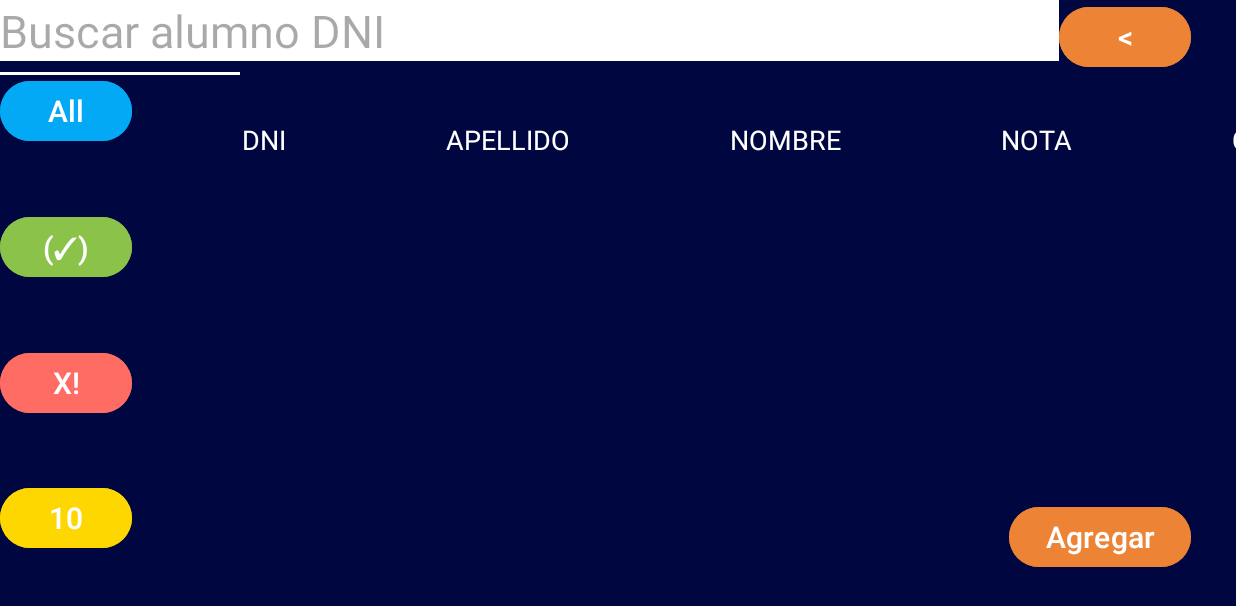
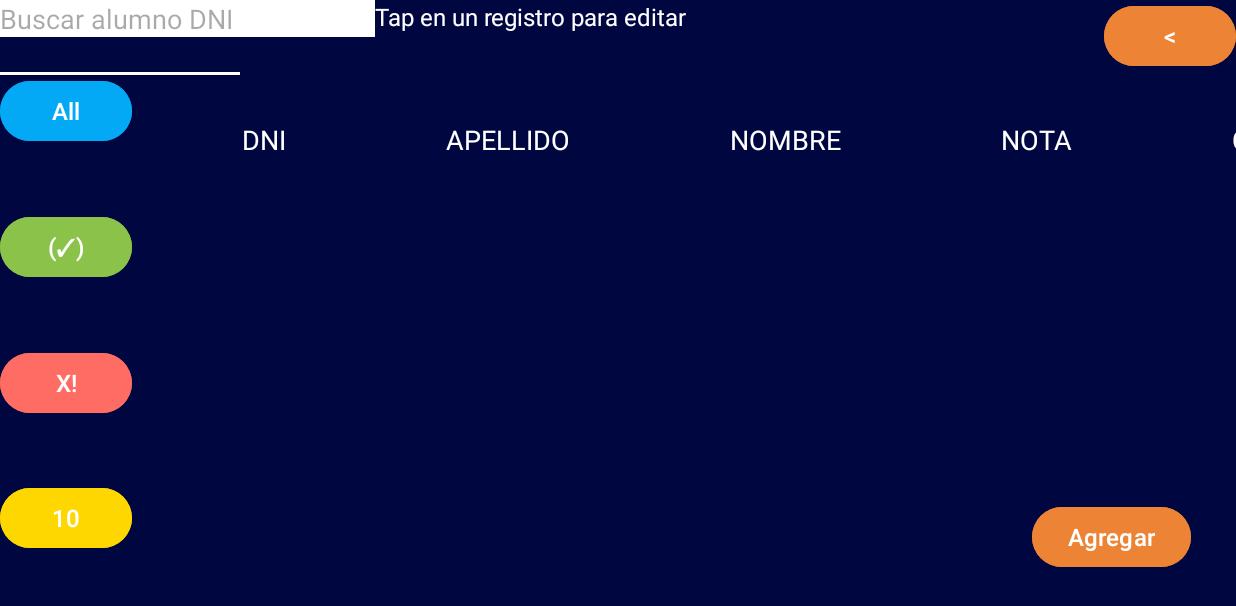
Before and after one commit to lcue1/actividad_en_clase_1, an Android app: the StudentsActivity screen opened directly, with no data from a screen before it, on a phone screen of 824 x 412 dp (held sideways). Shown: the top 606 px of the screen. Run offline under Robolectric (Android 15) with nearby library versions, the phone set to English and light mode, and no system bars.

Commit message:
Change text, buttosn and textview sizes

```diff
--- a/GestionAlumnos/app/src/main/res/layout/activity_edit_delete_student.xml
+++ b/GestionAlumnos/app/src/main/res/layout/activity_edit_delete_student.xml
@@ -59,9 +59,9 @@
         android:id="@+id/layout_2"
         android:layout_width="match_parent"
         android:layout_height="wrap_content"
-        android:layout_marginStart="30dp"
+        android:layout_marginStart="50dp"
         android:layout_marginTop="92dp"
-        android:layout_marginEnd="30dp"
+        android:layout_marginEnd="50dp"
         android:orientation="vertical"
         app:layout_constraintEnd_toEndOf="parent"
         app:layout_constraintHorizontal_bias="0.0"
--- a/GestionAlumnos/app/src/main/res/layout/activity_main.xml
+++ b/GestionAlumnos/app/src/main/res/layout/activity_main.xml
@@ -38,11 +38,11 @@
 
 
         <Button
-            android:id="@+id/search_student_btn"
+            android:id="@+id/exit_btn"
             style="@style/btn_primary"
             android:layout_width="wrap_content"
             android:layout_height="wrap_content"
-            android:text="@string/search__student_btn"
+            android:text="@string/exit_btn"
             android:layout_marginTop="48dp"/>
     </LinearLayout>
 
--- a/GestionAlumnos/app/src/main/res/layout/activity_students.xml
+++ b/GestionAlumnos/app/src/main/res/layout/activity_students.xml
@@ -14,7 +14,7 @@
         android:layout_height="match_parent"
         android:orientation="vertical">
 
-        <LinearLayout
+        <androidx.constraintlayout.widget.ConstraintLayout
             android:layout_width="match_parent"
             android:layout_height="wrap_content"
             android:orientation="horizontal">
@@ -22,23 +22,35 @@
             <!-- Button aligned to the right -->
             <EditText
                 android:id="@+id/search_edit_text"
-                android:layout_width="0px"
-                android:layout_weight="1"
+                style="@style/edit_text_primary"
+                android:layout_width="250dp"
                 android:layout_height="wrap_content"
                 android:hint="@string/search_student_hint"
                 android:inputType="number"
                 android:maxLength="10"
-                style="@style/edit_text_primary"
+                app:layout_constraintTop_toTopOf="parent"
+                app:layout_constraintStart_toStartOf="parent"
+                />
+                <TextView
+                    android:layout_width="wrap_content"
+                    android:layout_height="wrap_content"
+                    android:text="@string/help_text_"
+                    style="@style/text_normal"
+                    app:layout_constraintTop_toTopOf="parent"
+                    app:layout_constraintStart_toEndOf="@id/search_edit_text"
 
-                />
+                    />
             <Button
                 android:id="@+id/back_btn"
                 style="@style/btn_primary"
                 android:layout_width="wrap_content"
                 android:layout_height="wrap_content"
-                android:layout_marginEnd="30dp"
-                android:text="@string/back_btn" />
-        </LinearLayout>
+                android:text="@string/back_btn"
+                app:layout_constraintTop_toTopOf="parent"
+                app:layout_constraintEnd_toEndOf="parent"
+
+                />
+        </androidx.constraintlayout.widget.ConstraintLayout>
 
         <View
             android:layout_width="1in"
@@ -90,13 +102,13 @@
 
                 <Button
                     android:id="@+id/grade_10_btn"
-                    style="@style/btn_10"
                     android:layout_width="wrap_content"
                     android:layout_height="wrap_content"
                     android:text="@string/student_has_10"
                     app:layout_constraintTop_toBottomOf="@id/failed_student_btn"
                     app:layout_constraintStart_toStartOf="parent"
                     app:layout_constraintBottom_toBottomOf="parent"
+                    style="@style/btn_10"
                     />
             </androidx.constraintlayout.widget.ConstraintLayout>
 
--- a/GestionAlumnos/app/src/main/res/values/dimens.xml
+++ b/GestionAlumnos/app/src/main/res/values/dimens.xml
@@ -1,7 +1,7 @@
 <?xml version="1.0" encoding="utf-8"?>
 <resources>
-    <dimen name="text_size_normal">18sp</dimen>
-    <dimen name="text_size_title">32sp</dimen>
-    <dimen name="btn_text_size">20sp</dimen>
-    <dimen name="edit_text_size">30sp</dimen>
+    <dimen name="text_size_normal">16sp</dimen>
+    <dimen name="text_size_title">28sp</dimen>
+    <dimen name="btn_text_size">16sp</dimen>
+    <dimen name="edit_text_size">18sp</dimen>
 </resources>
--- a/GestionAlumnos/app/src/main/res/values/strings.xml
+++ b/GestionAlumnos/app/src/main/res/values/strings.xml
@@ -6,11 +6,12 @@
     <string name="student_btn">Alumnos</string>
     <string name="add_student_btn">Agregar</string>
     <string name="del_student_btn">Eliminar</string>
-    <string name="search__student_btn">Buscar</string>
+    <string name="exit_btn">Salir</string>
     <!--Multiple activities -->
     <string name="back_btn">&lt;</string>
     <!-- Students activity -->
     <string name="search_student_hint">Buscar alumno DNI</string>
+    <string name="help_text_">Tap en un registro para editar</string>
     <string name="title_stududents_activityy">Alumnos</string>
     <string name="all_students_btn">All </string>    \
     <string name="passed_btn">(✓) </string>    \
```
Also changed, not shown: GestionAlumnos/app/src/main/java/com/example/gestionalumnos/MainActivity.kt (+7 -3 lines), 3 other files.
